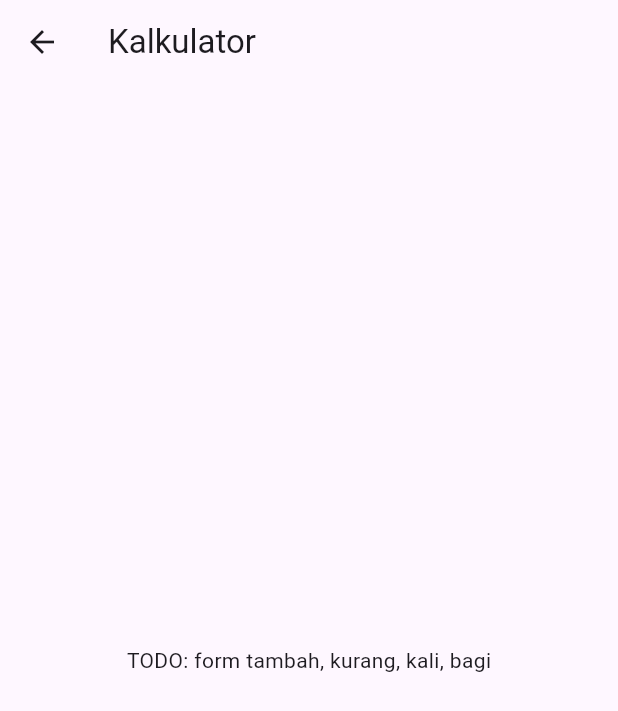
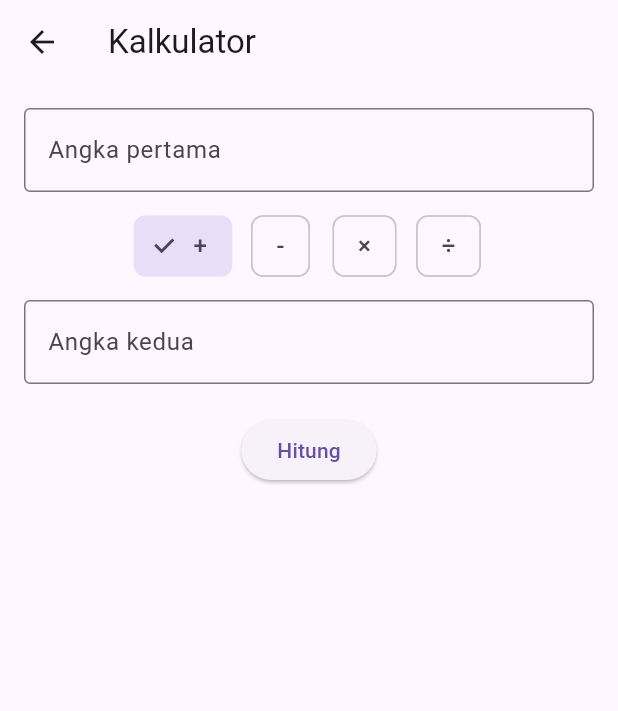
Before and after one commit to RafidH777/Mobile-Aplikasi-Matematika, a Flutter app: the KalkulatorScreen screen opened by its route, on a phone screen of 412 x 824 dp. Shown: the top 711 px of the screen. Run offline on Flutter 3.47's test engine with Material 3 defaults, Android fonts, the phone set to English and light mode, and no system bars.

Commit message:
logika kalkulator dengan error handling

```diff
--- a/lib/screen/kalkulator.dart
+++ b/lib/screen/kalkulator.dart
@@ -8,12 +8,189 @@ class KalkulatorScreen extends StatefulWidget {
 }
 
 class _KalkulatorScreenState extends State<KalkulatorScreen> {
+  final TextEditingController _angka1Controller = TextEditingController();
+  final TextEditingController _angka2Controller = TextEditingController();
+
+  String _operator = '+';
+  String _hasil = '';
+
+  @override
+  void dispose() {
+    _angka1Controller.dispose();
+    _angka2Controller.dispose();
+    super.dispose();
+  }
+
+  void _hitung() {
+    final teks1 = _angka1Controller.text.trim();
+    final teks2 = _angka2Controller.text.trim();
+
+    // Error handling: input kosong
+    if (teks1.isEmpty || teks2.isEmpty) {
+      setState(() => _hasil = 'Input tidak boleh kosong');
+      return;
+    }
+
+    // Error handling: bilangan tak valid
+    // pakai double.tryParse supaya mendukung angka besar (100 juta, 250 juta, dst)
+    // dan juga desimal, tanpa melempar exception langsung
+    final angka1 = double.tryParse(teks1.replaceAll(',', '.'));
+    final angka2 = double.tryParse(teks2.replaceAll(',', '.'));
+
+    if (angka1 == null || angka2 == null) {
+      setState(() => _hasil = 'Bilangan tak valid');
+      return;
+    }
+
+    // Error handling: nilai tak hingga / NaN (misal hasil parsing ekstrem)
+    if (angka1.isNaN || angka2.isNaN || angka1.isInfinite || angka2.isInfinite) {
+      setState(() => _hasil = 'Bilangan tak valid');
+      return;
+    }
+
+    try {
+      double hasilOperasi;
+
+      switch (_operator) {
+        case '+':
+          hasilOperasi = angka1 + angka2;
+          break;
+        case '-':
+          hasilOperasi = angka1 - angka2;
+          break;
+        case '×':
+          hasilOperasi = angka1 * angka2;
+          break;
+        case '÷':
+          // Error handling: pembagian dengan nol
+          if (angka2 == 0) {
+            setState(() => _hasil = 'Tidak bisa membagi dengan nol');
+            return;
+          }
+          hasilOperasi = angka1 / angka2;
+          break;
+        default:
+          setState(() => _hasil = 'Operator tidak dikenali');
+          return;
+      }
+
+      // Error handling: hasil operasi overflow / tak hingga
+      if (hasilOperasi.isInfinite || hasilOperasi.isNaN) {
+        setState(() => _hasil = 'Hasil terlalu besar / tidak valid');
+        return;
+      }
+
+      setState(() => _hasil = _formatHasil(hasilOperasi));
+    } catch (e) {
+      // Error handling umum: fallback untuk kesalahan tak terduga
+      setState(() => _hasil = 'Terjadi kesalahan saat menghitung');
+    }
+  }
+
+  // Format hasil: hilangkan .0 kalau hasilnya bilangan bulat,
+  // dan beri pemisah ribuan supaya angka besar (100 juta, dst) enak dibaca
+  String _formatHasil(double value) {
+    final bool isBulat = value == value.roundToDouble();
+
+    if (isBulat) {
+      final BigInt bulat = BigInt.from(value);
+      return _beriPemisahRibuan(bulat.toString());
+    } else {
+      // batasi 6 angka di belakang koma biar tidak kepanjangan
+      String teks = value.toStringAsFixed(6);
+      teks = teks.replaceAll(RegExp(r'0+$'), '');
+      teks = teks.replaceAll(RegExp(r'\.$'), '');
+      final parts = teks.split('.');
+      final bagianDepan = _beriPemisahRibuan(parts[0]);
+      return parts.length > 1 ? '$bagianDepan,${parts[1]}' : bagianDepan;
+    }
+  }
+
+  String _beriPemisahRibuan(String angka) {
+    final bool negatif = angka.startsWith('-');
+    if (negatif) angka = angka.substring(1);
+
+    final buffer = StringBuffer();
+    for (int i = 0; i < angka.length; i++) {
+      if (i > 0 && (angka.length - i) % 3 == 0) {
+        buffer.write('.');
+      }
+      buffer.write(angka[i]);
+    }
+    return negatif ? '-${buffer.toString()}' : buffer.toString();
+  }
+
+  Widget _tombolOperator(String simbol) {
+    final bool aktif = _operator == simbol;
+    return Padding(
+      padding: const EdgeInsets.symmetric(horizontal: 4),
+      child: ChoiceChip(
+        label: Text(simbol, style: const TextStyle(fontSize: 16)),
+        selected: aktif,
+        onSelected: (_) => setState(() => _operator = simbol),
+      ),
+    );
+  }
+
   @override
   Widget build(BuildContext context) {
     return Scaffold(
       appBar: AppBar(title: const Text('Kalkulator')),
-      body: const Center(
-        child: Text('TODO: form tambah, kurang, kali, bagi'),
+      body: Padding(
+        padding: const EdgeInsets.all(16),
+        child: Column(
+          children: [
+            TextField(
+              controller: _angka1Controller,
+              keyboardType: const TextInputType.numberWithOptions(
+                decimal: true,
+                signed: true,
+              ),
+              decoration: const InputDecoration(
+                labelText: 'Angka pertama',
+                hintText: 'contoh: 100000000',
+                border: OutlineInputBorder(),
+              ),
+            ),
+            const SizedBox(height: 12),
+            Row(
+              mainAxisAlignment: MainAxisAlignment.center,
+              children: [
+                _tombolOperator('+'),
+                _tombolOperator('-'),
+                _tombolOperator('×'),
+                _tombolOperator('÷'),
+              ],
+            ),
+            const SizedBox(height: 12),
+            TextField(
+              controller: _angka2Controller,
+              keyboardType: const TextInputType.numberWithOptions(
+                decimal: true,
+                signed: true,
+              ),
+              decoration: const InputDecoration(
+                labelText: 'Angka kedua',
+                hintText: 'contoh: 250000000',
+                border: OutlineInputBorder(),
+              ),
+            ),
+            const SizedBox(height: 20),
+            ElevatedButton(
+              onPressed: _hitung,
+              child: const Text('Hitung'),
+            ),
+            const SizedBox(height: 20),
+            Text(
+              _hasil,
+              style: const TextStyle(
+                fontSize: 20,
+                fontWeight: FontWeight.bold,
+              ),
+              textAlign: TextAlign.center,
+            ),
+          ],
+        ),
       ),
     );
   }
```
